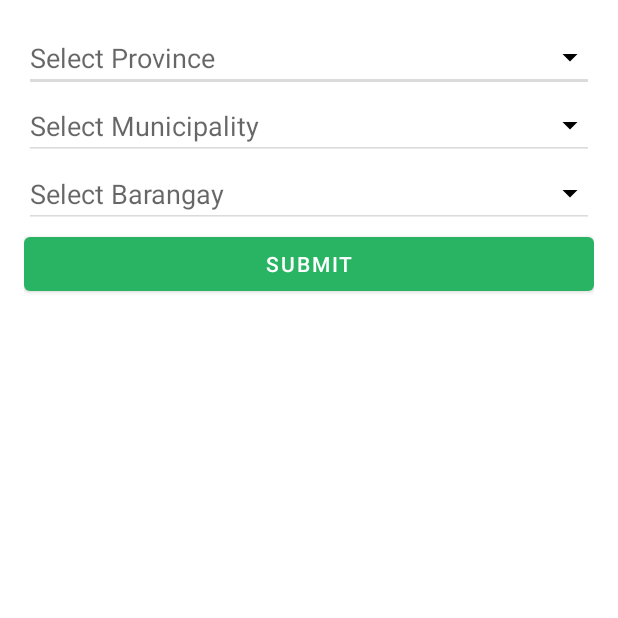
After one commit to mielbanog/Rice-Insect-Pest-Classification-with-Geo-Tagging-and-Data-Analytics, an Android app: the LocationActivity screen opened directly, with no data from a screen before it, on a phone screen of 412 x 824 dp, the top half of it. The commit adds this screen. Run offline under Robolectric (Android 15) with nearby library versions, the phone set to English and light mode, and no system bars; our stand-ins replace Volley.

Commit message:
Add unfinished address api

```diff
--- a/app/build.gradle
+++ b/app/build.gradle
@@ -42,7 +42,8 @@ dependencies {
     androidTestImplementation 'androidx.test.ext:junit:1.1.5'
     androidTestImplementation 'androidx.test.espresso:espresso-core:3.5.1'
 
-
+    implementation 'com.android.volley:volley:1.2.1'
+    implementation 'com.google.code.gson:gson:2.8.8'
     implementation 'org.tensorflow:tensorflow-lite-support:0.3.1'
     implementation 'org.tensorflow:tensorflow-lite-metadata:0.3.1'
 
--- /dev/null
+++ b/app/src/main/java/com/example/riceinsectpest/Adress/LocationActivity.java
@@ -0,0 +1,119 @@
+package com.example.riceinsectpest.Adress;
+
+import androidx.appcompat.app.AppCompatActivity;
+
+import android.net.Uri;
+import android.os.Bundle;
+import android.text.Editable;
+import android.text.TextWatcher;
+import android.view.View;
+import android.widget.ArrayAdapter;
+import android.widget.AutoCompleteTextView;
+import android.widget.Button;
+import android.widget.Toast;
+
+import com.android.volley.Request;
+import com.android.volley.RequestQueue;
+import com.android.volley.Response;
+import com.android.volley.VolleyError;
+import com.android.volley.toolbox.JsonObjectRequest;
+import com.android.volley.toolbox.Volley;
+import com.example.riceinsectpest.R;
+
+import org.json.JSONArray;
+import org.json.JSONException;
+import org.json.JSONObject;
+
+import java.util.ArrayList;
+import java.util.List;
+
+public class LocationActivity extends AppCompatActivity {
+
+    private AutoCompleteTextView autocompleteProvince, autocompleteMunicipality, autocompleteBarangay;
+    private Button buttonSubmit;
+    private RequestQueue requestQueue;
+    @Override
+    protected void onCreate(Bundle savedInstanceState) {
+        super.onCreate(savedInstanceState);
+        setContentView(R.layout.activity_location);
+
+
+        autocompleteProvince = findViewById(R.id.autocomplete_province);
+        autocompleteMunicipality = findViewById(R.id.autocomplete_municipality);
+        autocompleteBarangay = findViewById(R.id.autocomplete_barangay);
+        buttonSubmit = findViewById(R.id.button_submit);
+
+        requestQueue = Volley.newRequestQueue(this);
+
+        setupAutocomplete(autocompleteProvince, "province");
+        setupAutocomplete(autocompleteMunicipality, "municipality");
+        setupAutocomplete(autocompleteBarangay, "barangay");
+
+        buttonSubmit.setOnClickListener(new View.OnClickListener() {
+            @Override
+            public void onClick(View v) {
+                String province = autocompleteProvince.getText().toString();
+                String municipality = autocompleteMunicipality.getText().toString();
+                String barangay = autocompleteBarangay.getText().toString();
+                Toast.makeText(LocationActivity.this, "Address: " + province + ", " + municipality + ", " + barangay, Toast.LENGTH_LONG).show();
+            }
+        });
+    }
+
+
+    private void setupAutocomplete(final AutoCompleteTextView autoCompleteTextView, final String type) {
+        autoCompleteTextView.setThreshold(1);
+        autoCompleteTextView.addTextChangedListener(new TextWatcher() {
+            @Override
+            public void beforeTextChanged(CharSequence s, int start, int count, int after) {}
+
+            @Override
+            public void onTextChanged(CharSequence s, int start, int before, int count) {
+                if (s.length() >= 1) {
+                    fetchSuggestions(s.toString(), type, new VolleyCallback() {
+                        @Override
+                        public void onSuccess(List<String> suggestions) {
+                            ArrayAdapter<String> adapter = new ArrayAdapter<>(LocationActivity.this, android.R.layout.simple_dropdown_item_1line, suggestions);
+                            autoCompleteTextView.setAdapter(adapter);
+                        }
+                    });
+                }
+            }
+
+            @Override
+            public void afterTextChanged(Editable s) {}
+        });
+    }
+    private void fetchSuggestions(String query, String type, final VolleyCallback callback) {
+        String url = "https://api.geoapify.com/v1/geocode/autocomplete?text=" + Uri.encode(query) + "&type=" + type + "&apiKey=YOUR_API_KEY";
+        JsonObjectRequest request = new JsonObjectRequest(Request.Method.GET, url, null, new Response.Listener<JSONObject>() {
+            @Override
+            public void onResponse(JSONObject response) {
+                try {
+                    JSONArray features = response.getJSONArray("features");
+                    List<String> suggestions = new ArrayList<>();
+                    for (int i = 0; i < features.length(); i++) {
+                        JSONObject feature = features.getJSONObject(i);
+                        String suggestion = feature.getJSONObject("properties").getString("formatted");
+                        suggestions.add(suggestion);
+                    }
+                    callback.onSuccess(suggestions);
+                } catch (JSONException e) {
+                    e.printStackTrace();
+                }
+            }
+        }, new Response.ErrorListener() {
+            @Override
+            public void onErrorResponse(VolleyError error) {
+                error.printStackTrace();
+            }
+        });
+
+        requestQueue.add(request);
+    }
+
+
+    private interface VolleyCallback {
+        void onSuccess(List<String> suggestions);
+    }
+}
--- /dev/null
+++ b/app/src/main/res/drawable/down_ic.xml
@@ -0,0 +1,9 @@
+<vector xmlns:android="http://schemas.android.com/apk/res/android"
+    android:width="24dp"
+    android:height="24dp"
+    android:viewportWidth="24"
+    android:viewportHeight="24">
+    <path
+        android:fillColor="#000000"
+        android:pathData="M7 10l5 5 5-5z" />
+</vector>
--- a/app/src/main/res/layout/activity_dashboard.xml
+++ b/app/src/main/res/layout/activity_dashboard.xml
@@ -122,7 +122,8 @@
 
             <LinearLayout
                 android:layout_width="match_parent"
-                android:layout_height="wrap_content">
+                android:layout_height="wrap_content"
+                android:paddingHorizontal="10dp">
 
                 <androidx.cardview.widget.CardView
                     android:layout_width="wrap_content"
@@ -164,6 +165,7 @@
 
 
             <androidx.appcompat.widget.AppCompatButton
+                android:id="@+id/createfieldbtn"
                 android:layout_width="wrap_content"
                 android:layout_height="wrap_content"
                 android:text="Create new Field"
@@ -174,6 +176,7 @@
                 android:textColor="@android:color/white"
                 android:paddingEnd="20dp"
                 android:drawablePadding="8dp"/>
+
             <androidx.appcompat.widget.LinearLayoutCompat
                 android:layout_width="match_parent"
                 android:layout_height="wrap_content"
--- /dev/null
+++ b/app/src/main/res/layout/activity_location.xml
@@ -0,0 +1,36 @@
+<LinearLayout xmlns:android="http://schemas.android.com/apk/res/android"
+    android:layout_width="match_parent"
+    android:layout_height="match_parent"
+    android:orientation="vertical"
+    android:padding="16dp">
+
+    <AutoCompleteTextView
+        android:id="@+id/autocomplete_province"
+        android:layout_width="match_parent"
+        android:layout_height="wrap_content"
+        android:hint="Select Province"
+        android:backgroundTint="@color/dark_white"
+        android:drawableEnd="@drawable/down_ic" />
+
+    <AutoCompleteTextView
+        android:id="@+id/autocomplete_municipality"
+        android:layout_width="match_parent"
+        android:layout_height="wrap_content"
+        android:hint="Select Municipality"
+        android:backgroundTint="@color/dark_white"
+        android:drawableEnd="@drawable/down_ic"/>
+
+    <AutoCompleteTextView
+        android:id="@+id/autocomplete_barangay"
+        android:layout_width="match_parent"
+        android:layout_height="wrap_content"
+        android:backgroundTint="@color/dark_white"
+        android:hint="Select Barangay"
+        android:drawableEnd="@drawable/down_ic"/>
+
+    <Button
+        android:id="@+id/button_submit"
+        android:layout_width="match_parent"
+        android:layout_height="wrap_content"
+        android:text="Submit" />
+</LinearLayout>
```
Also changed, not shown: app/src/main/AndroidManifest.xml (+18 -5 lines), app/src/main/java/com/example/riceinsectpest/Dashboard/DashboardActivity.java (+14 -2 lines), app/src/main/res/drawable/downarrow_ic.png (added).
